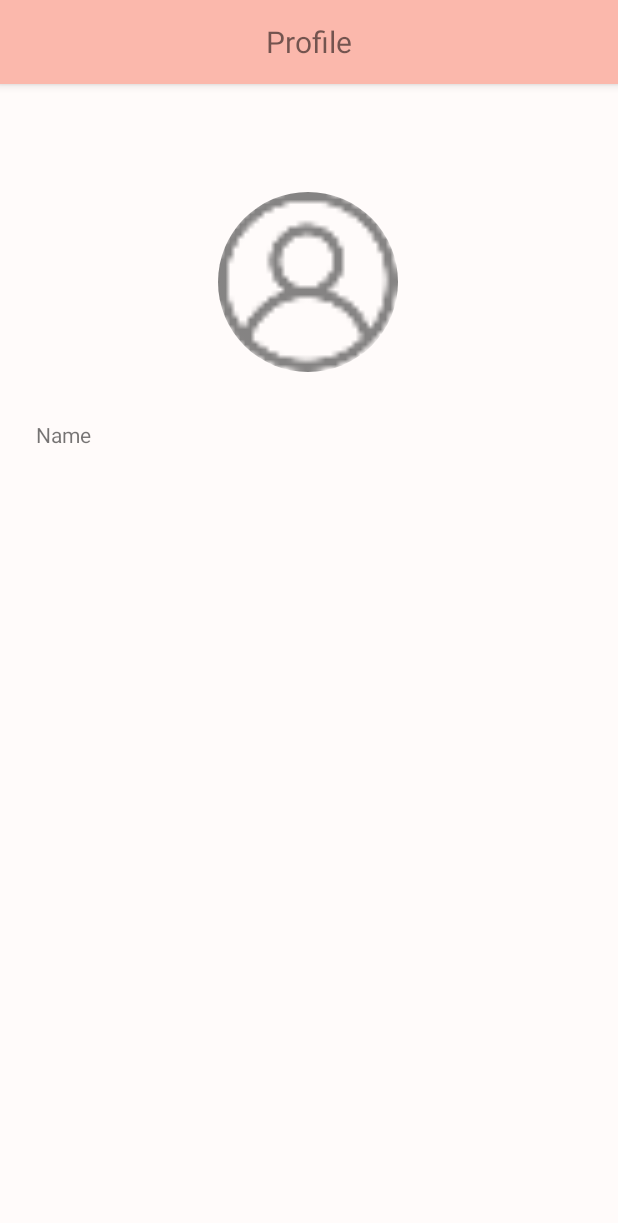
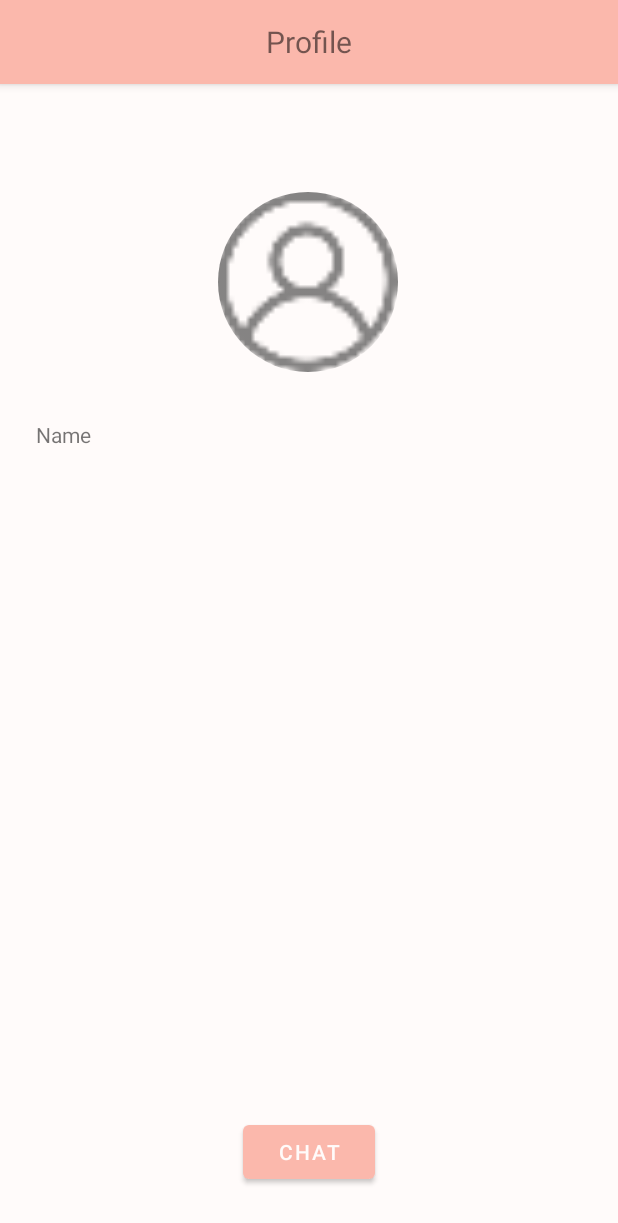
Before and after one commit to sherl9/love-alarm, an Android app: the ContactProfileActivity screen opened directly, with no data from a screen before it, on a phone screen of 412 x 824 dp. Shown: the top 1223 px of the screen. Run offline under Robolectric (Android 15) with nearby library versions, the phone set to English and light mode, and no system bars; our stand-ins replace CircleImageView.

Commit message:
ContactProfileActivity: add chat button

```diff
--- a/app/src/main/java/com/comp90018/lovealarm/activity/ContactProfileActivity.java
+++ b/app/src/main/java/com/comp90018/lovealarm/activity/ContactProfileActivity.java
@@ -2,22 +2,35 @@ package com.comp90018.lovealarm.activity;
 
 import androidx.appcompat.app.AppCompatActivity;
 
+import android.content.Intent;
 import android.os.Bundle;
+import android.widget.Button;
 import android.widget.TextView;
 
 import com.comp90018.lovealarm.R;
 
 public class ContactProfileActivity extends AppCompatActivity {
     public static final String KEY_USERNAME = "key_contact_profile_username";
+    public static final String KEY_USERID = "key_contact_profile_userid";
 
     private TextView usernameTextView;
+    private Button chatButton;
 
     @Override
     protected void onCreate(Bundle savedInstanceState) {
         super.onCreate(savedInstanceState);
         setContentView(R.layout.activity_contact_profile);
 
+        Intent intent = getIntent();
+
         usernameTextView = findViewById(R.id.contact_profile_username);
-        usernameTextView.setText(getIntent().getStringExtra(KEY_USERNAME));
+        usernameTextView.setText(intent.getStringExtra(KEY_USERNAME));
+
+        chatButton = findViewById(R.id.contact_profile_chat);
+        chatButton.setOnClickListener(view -> {
+            Intent i = new Intent(ContactProfileActivity.this, MessageActivity.class);
+            i.putExtra("userid", intent.getStringExtra(KEY_USERID));
+            startActivity(i);
+        });
     }
 }
--- a/app/src/main/java/com/comp90018/lovealarm/adapters/ContactsAdapter.java
+++ b/app/src/main/java/com/comp90018/lovealarm/adapters/ContactsAdapter.java
@@ -65,6 +65,7 @@ public class ContactsAdapter extends RecyclerView.Adapter<ContactsAdapter.ViewHo
 
         holder.itemView.setOnClickListener(view -> {
             Intent i = new Intent(context, ContactProfileActivity.class);
+            i.putExtra(ContactProfileActivity.KEY_USERID, user.getUserId());
             i.putExtra(ContactProfileActivity.KEY_USERNAME, user.getUserName());
             context.startActivity(i);
         });
--- a/app/src/main/res/layout/activity_contact_profile.xml
+++ b/app/src/main/res/layout/activity_contact_profile.xml
@@ -68,6 +68,16 @@
                 app:layout_constraintBaseline_toBaselineOf="@+id/contact_profile_label_username"
                 app:layout_constraintStart_toEndOf="@+id/contact_profile_label_username" />
 
+            <Button
+                android:id="@+id/contact_profile_chat"
+                android:layout_width="wrap_content"
+                android:layout_height="wrap_content"
+                android:layout_marginBottom="32dp"
+                android:text="Chat"
+                app:layout_constraintBottom_toBottomOf="parent"
+                app:layout_constraintEnd_toEndOf="parent"
+                app:layout_constraintStart_toStartOf="parent" />
+
         </androidx.constraintlayout.widget.ConstraintLayout>
 
     </androidx.coordinatorlayout.widget.CoordinatorLayout>
```
